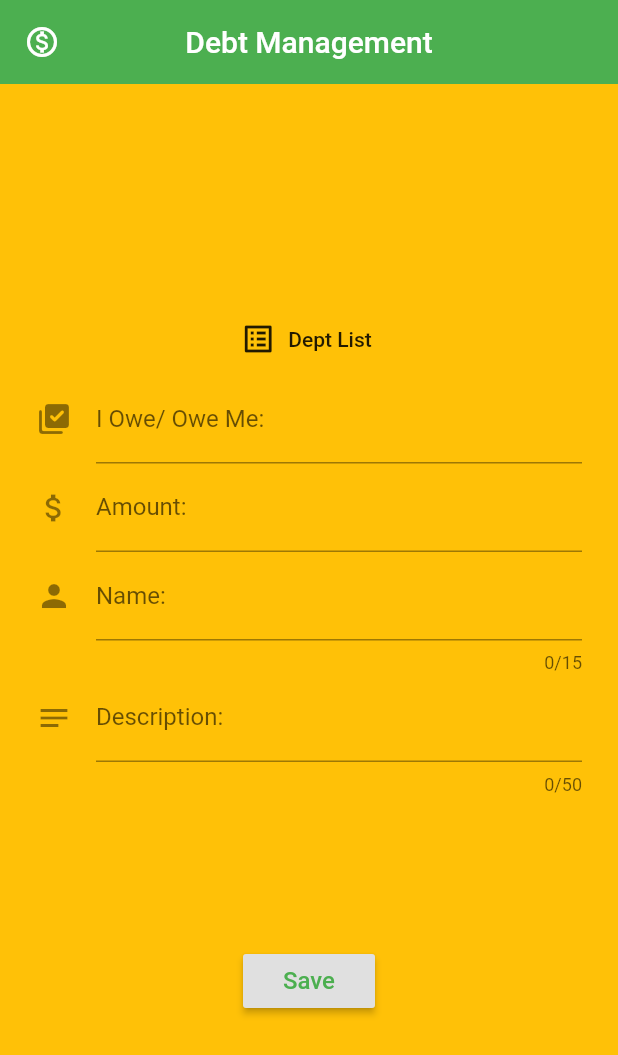
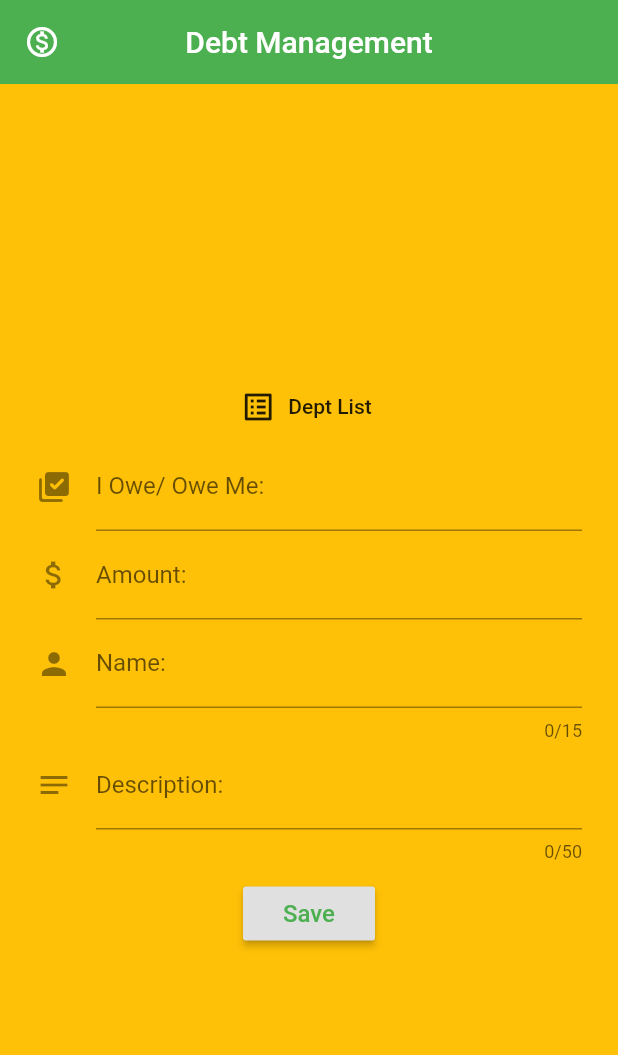
Before and after one commit to Goombugi/Dept-Management, a Flutter app: the screen it shows after launch, on a phone screen of 412 x 824 dp. Shown: the top 1055 px of the screen. Run offline on Flutter 3.47's test engine with Material 2 defaults, Android fonts, the phone set to English and light mode, and no system bars; our stand-ins replace moor; generated files the repository leaves out were written again.

Commit message:
Dept Management files

```diff
--- a/lib/home.dart
+++ b/lib/home.dart
@@ -130,7 +130,7 @@ class _HomeState extends State<Home> {
               _buildAmount(),
               _buildName(),
               _buildDescription(),
-              SizedBox(height: 100),
+              SizedBox(height: 10),
               RaisedButton(
                 child: Text("Save", style: TextStyle(color: Colors.green, fontSize: 16)),
                 onPressed: (){
--- a/pubspec.yaml
+++ b/pubspec.yaml
@@ -23,6 +23,10 @@ environment:
 dependencies:
   flutter:
     sdk: flutter
+  moor: # use the latest version
+  sqlite3_flutter_libs: # Also use the latest version.
+  path_provider:
+  path:
 
 
   # The following adds the Cupertino Icons font to your application.
@@ -32,6 +36,8 @@ dependencies:
 dev_dependencies:
   flutter_test:
     sdk: flutter
+  moor_generator: # use the latest version
+  build_runner:
 
 # For information on the generic Dart part of this file, see the
 # following page: https://dart.dev/tools/pub/pubspec
```
Also changed, not shown: pubspec.lock.
